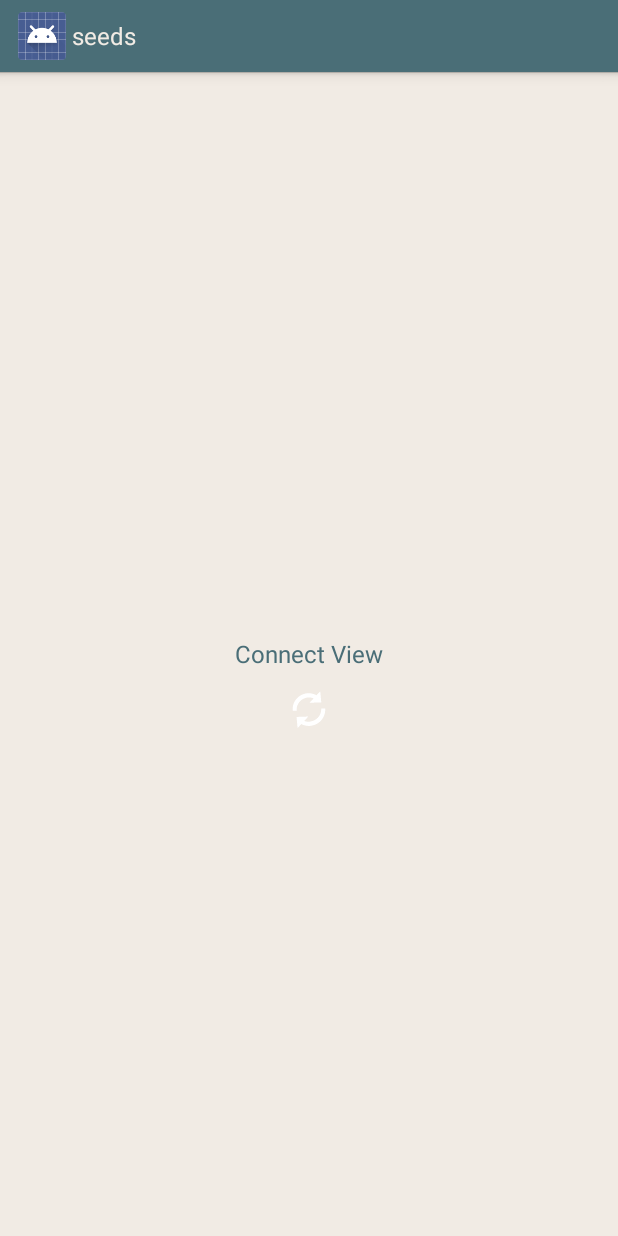
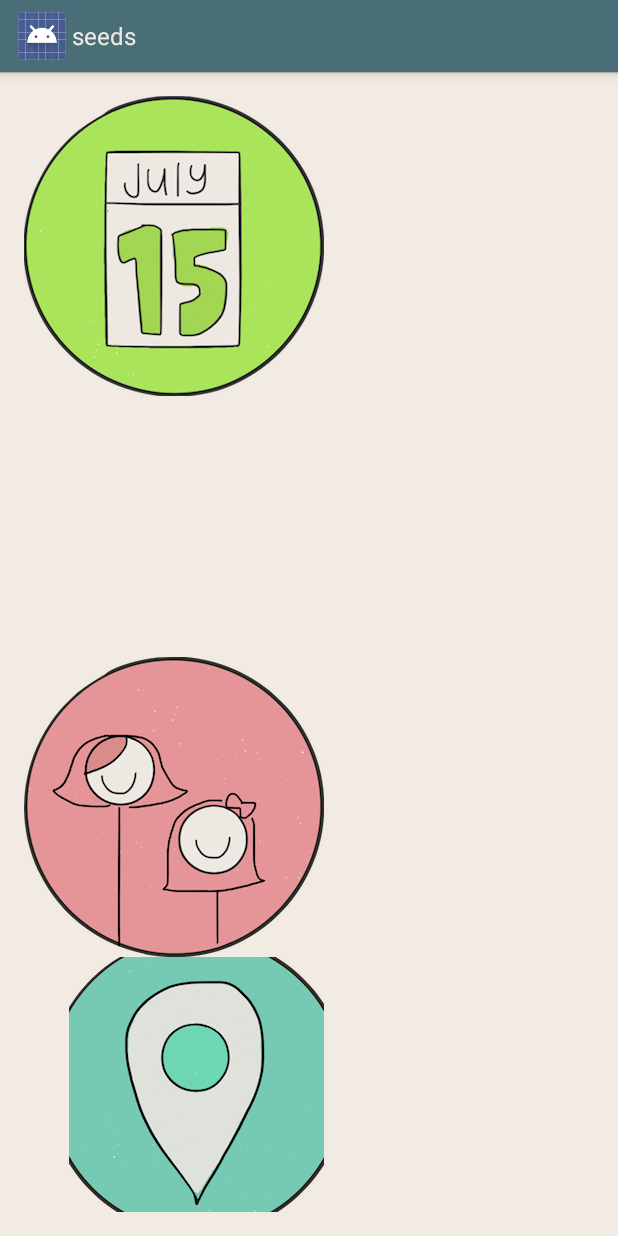
Before and after one commit to sonia9uppal/seeds2, an Android app: the fragment ConnectFragment shown on its own in the app's theme, on a phone screen of 412 x 824 dp. Run offline under Robolectric (Android 15) with nearby library versions, the phone set to English and light mode, and no system bars.

Commit message:
image buttons for connect

```diff
--- a/seeds/app/src/main/res/layout/activity_connect.xml
+++ b/seeds/app/src/main/res/layout/activity_connect.xml
@@ -11,24 +11,13 @@
         android:layout_width="wrap_content"
         android:layout_height="wrap_content"
         android:layout_below="@+id/videoLayout">
+
         <ImageButton
+            android:src="@drawable/connectcal5"
 
-            android:text="Calendar"
+            android:text="Location"
             android:layout_width="wrap_content"
             android:layout_height="wrap_content"
-            android:background="@drawable/round_button"
-            android:gravity="center_vertical|center_horizontal"
-            android:textColor="#FFFFFF"
-            android:id="@+id/calendar"
-            android:layout_alignParentBottom="true"
-            android:layout_alignParentLeft="true"
-            android:layout_alignParentStart="true" />
-
-        <ImageButton
-
-            android:text="Location"
-            android:layout_width="120dp"
-            android:layout_height="120dp"
             android:background="@drawable/round_button3"
             android:gravity="center_vertical|center_horizontal"
             android:textColor="#FFFFFF"
@@ -38,20 +27,34 @@
             android:layout_toRightOf="@+id/calendar"
             android:layout_toEndOf="@+id/calendar" />
 
+    </LinearLayout>
+
     <ImageButton
+        android:src="@drawable/connectlocator3"
+        android:text="Calendar"
+        android:layout_width="170dp"
+        android:layout_height="170dp"
+        android:background="@drawable/round_button"
+        android:gravity="center_vertical|center_horizontal"
+        android:textColor="#FFFFFF"
+        android:id="@+id/calendar"
+        android:layout_alignParentBottom="true"
+        android:layout_alignRight="@+id/mentoring"
+        android:layout_alignEnd="@+id/mentoring" />
+
+    <ImageButton
+        android:src="@drawable/connectmentor2"
 
         android:text="Mentoring"
-            android:layout_width="120dp"
-            android:layout_height="120dp"
+        android:layout_width="wrap_content"
+        android:layout_height="wrap_content"
         android:background="@drawable/round_button2"
         android:gravity="center_vertical|center_horizontal"
         android:textColor="#FFFFFF"
         android:id="@+id/mentoring"
 
-            android:layout_alignParentBottom="true"
-            android:layout_alignParentRight="true"
-            android:layout_alignParentEnd="true" />
-
-    </LinearLayout>
+        android:layout_above="@+id/calendar"
+        android:layout_alignParentLeft="true"
+        android:layout_alignParentStart="true" />
 
 </RelativeLayout>
--- a/seeds/app/src/main/res/layout/fragment_connect.xml
+++ b/seeds/app/src/main/res/layout/fragment_connect.xml
@@ -1,22 +1,60 @@
-<?xml version="1.0" encoding="utf-8"?>
 <RelativeLayout xmlns:android="http://schemas.android.com/apk/res/android"
-    android:layout_width="match_parent"
-    android:layout_height="match_parent" >
+    xmlns:tools="http://schemas.android.com/tools" android:layout_width="match_parent"
+    android:layout_height="match_parent" android:paddingLeft="@dimen/activity_horizontal_margin"
+    android:paddingRight="@dimen/activity_horizontal_margin"
+    android:paddingTop="@dimen/activity_vertical_margin"
+    android:paddingBottom="@dimen/activity_vertical_margin" tools:context=".ConnectActivity"
+    >
 
-    <TextView
-        android:id="@+id/txtLabel"
+    <LinearLayout
+        android:id="@+id/buttonLayout"
         android:layout_width="wrap_content"
         android:layout_height="wrap_content"
-        android:layout_centerInParent="true"
-        android:text="Connect View"
-        android:textSize="16dp" />
+        android:layout_below="@+id/videoLayout">
 
-    <ImageView
+        <ImageButton
+            android:src="@drawable/connectcal5"
+
+            android:text="Location"
+            android:layout_width="wrap_content"
+            android:layout_height="wrap_content"
+            android:background="@drawable/round_button3"
+            android:gravity="center_vertical|center_horizontal"
+            android:textColor="#FFFFFF"
+            android:id="@+id/location"
+
+            android:layout_alignParentBottom="true"
+            android:layout_toRightOf="@+id/calendar"
+            android:layout_toEndOf="@+id/calendar" />
+
+    </LinearLayout>
+
+    <ImageButton
+        android:src="@drawable/connectlocator3"
+        android:text="Calendar"
+        android:layout_width="170dp"
+        android:layout_height="170dp"
+        android:background="@drawable/round_button"
+        android:gravity="center_vertical|center_horizontal"
+        android:textColor="#FFFFFF"
+        android:id="@+id/calendar"
+        android:layout_alignParentBottom="true"
+        android:layout_alignRight="@+id/mentoring"
+        android:layout_alignEnd="@+id/mentoring" />
+
+    <ImageButton
+        android:src="@drawable/connectmentor2"
+
+        android:text="Mentoring"
         android:layout_width="wrap_content"
         android:layout_height="wrap_content"
-        android:layout_below="@id/txtLabel"
-        android:layout_centerHorizontal="true"
-        android:layout_marginTop="10dp"
-        android:src="@drawable/ic_action_refresh" />
+        android:background="@drawable/round_button2"
+        android:gravity="center_vertical|center_horizontal"
+        android:textColor="#FFFFFF"
+        android:id="@+id/mentoring"
+
+        android:layout_above="@+id/calendar"
+        android:layout_alignParentLeft="true"
+        android:layout_alignParentStart="true" />
 
 </RelativeLayout>
```
Also changed, not shown: seeds/app/src/main/res/drawable-hdpi/connectcal5.png (added), seeds/app/src/main/res/drawable-hdpi/connectlocator3.png (added), seeds/app/src/main/res/drawable-hdpi/connectmentor2.png (added), seeds/app/src/main/res/drawable-mdpi/connectcal5.png (added), seeds/app/src/main/res/drawable-mdpi/connectlocator3.png (added), seeds/app/src/main/res/drawable-mdpi/connectmentor2.png (added), seeds/app/src/main/res/drawable-xhdpi/connectcal5.png (added), seeds/app/src/main/res/drawable-xhdpi/connectlocator3.png (added), seeds/app/src/main/res/drawable-xhdpi/connectmentor2.png (added), seeds/app/src/main/res/drawable-xxhdpi/connectcal5.png (added), seeds/app/src/main/res/drawable-xxhdpi/connectlocator3.png (added), seeds/app/src/main/res/drawable-xxhdpi/connectmentor2.png (added), seeds/app/src/main/res/drawable-xxxhdpi/connectcal5.png (added), seeds/app/src/main/res/drawable-xxxhdpi/connectlocator3.png (added), 1 more files, 35 other files. Lines whose indentation alone changed are shown as unchanged.
